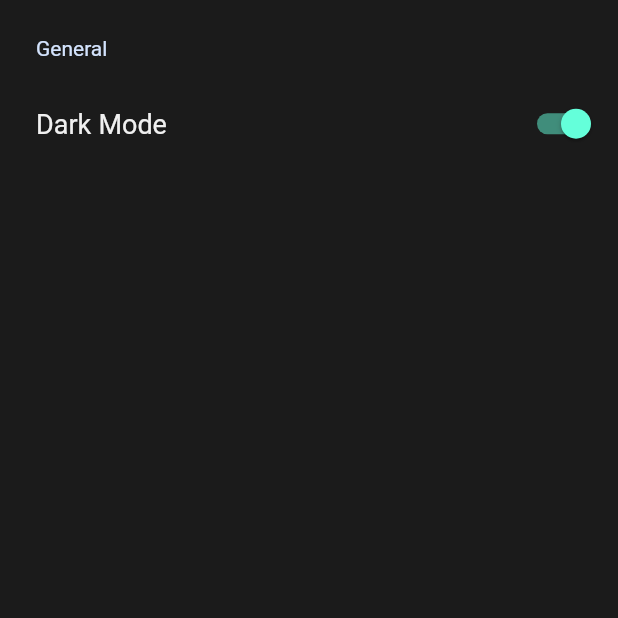
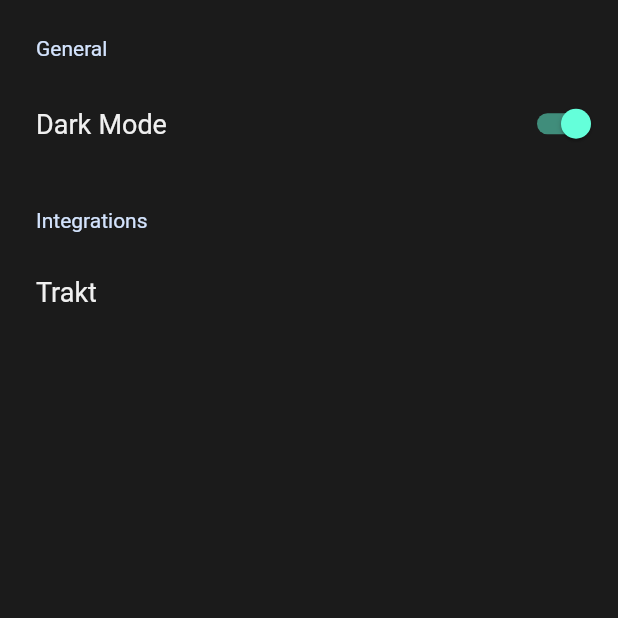
Before and after one commit to sommye-ctr/cinenexa, a Flutter app: the SettingsPage screen opened by its route, on a phone screen of 412 x 824 dp, the top half of it. Run offline on Flutter 3.47's test engine with Material 2 defaults, Android fonts, the phone set to English and light mode, and no system bars; drawn by our look-alikes of settings_ui; our stand-ins replace audio_video_progress_bar, awesome_dialog, badges, better_player, cached_network_image, carousel_slider and 11 more; missing offline and left inert: flutter_vlc_player, oauth2_client; accounts and stored records are empty; generated files the repository leaves out were written again; network calls fail.

Commit message:
Updated flutter

```diff
--- a/lib/components/details_more_details.dart
+++ b/lib/components/details_more_details.dart
@@ -147,7 +147,8 @@ class _DetailsMoreDetailsState extends State<DetailsMoreDetails>
       context,
       VideoPlayerPage.routeName,
       arguments: {
-        "url": "http://192.168.0.101:8080/video.mkv",
+        "url":
+            "http://commondatastorage.googleapis.com/gtv-videos-bucket/sample/TearsOfSteel.mp4",
         "movie": widget.detailsStore.movie,
         "tv": widget.detailsStore.tv,
         "episode": ep,
--- a/lib/components/vlc_controls.dart
+++ b/lib/components/vlc_controls.dart
@@ -122,7 +122,7 @@ class _VlcControlsState extends State<VlcControls> {
     return WillPopScope(
         onWillPop: _onBack,
         child: GestureDetector(
-            behavior: HitTestBehavior.translucent,
+            behavior: HitTestBehavior.opaque,
             onTap: () {
               playerStore.showControls
                   ? _hideControls()
@@ -364,9 +364,9 @@ class _VlcControlsState extends State<VlcControls> {
         children: [
           Column(
             children: [
-              Text("More Info", textAlign: TextAlign.center),
+              Text(Strings.moreInfo, textAlign: TextAlign.center),
               Text(
-                "Tap to see",
+                Strings.tapToSee,
                 textAlign: TextAlign.center,
                 style: TextStyle(
                   color: Colors.grey,
--- a/lib/resources/strings.dart
+++ b/lib/resources/strings.dart
@@ -95,6 +95,7 @@ class Strings {
   static const String playBackSpeed = "Playback Speed";
   static const String settings = "Settings";
   static const String none = "None";
+  static const String tapToSee = "Tap to see";
   static const playbackSpeeds = [
     "1x",
     "0.25x",
--- a/lib/screens/settings_page.dart
+++ b/lib/screens/settings_page.dart
@@ -29,6 +29,15 @@ class SettingsPage extends StatelessWidget {
             ),
           ],
         ),
+        SettingsSection(
+          title: Text("Integrations"),
+          tiles: [
+            SettingsTile.navigation(
+              title: Text("Trakt"),
+              onPressed: (context) {},
+            ),
+          ],
+        ),
       ],
     );
   }
--- a/lib/services/constants.dart
+++ b/lib/services/constants.dart
@@ -6,12 +6,19 @@ class Constants {
 
   static const String traktApi =
       "4cd822c6833df1369125d7c2f8266524993f460908af5381207e4c147059c3d4";
+  static const String openSubApi = "0fgcaUNKBiPRFgbWOPelMRF0kkfjDA7L";
   static String traktBase = "https://api.trakt.tv";
 
   static Map<String, String> traktRequestHeaders = {
     'Content-type': 'application/json',
     'trakt-api-key': '$traktApi',
     'trakt-api-version': "2",
+  };
+
+  static Map<String, String> openSubRequestHeaders = {
+    "Accept": "*/*",
+    "Api-Key": '$openSubApi',
+    "User-Agent": "Watrix",
   };
 
   static String posterSize = "/w300";
--- a/lib/services/network/trakt_repository.dart
+++ b/lib/services/network/trakt_repository.dart
@@ -23,7 +23,7 @@ class TraktRepository {
       : helper = OAuth2Helper(
           client,
           clientId: Constants.traktApi,
-          grantType: OAuth2Helper.AUTHORIZATION_CODE,
+          grantType: OAuth2Helper.authorizationCode,
           scopes: ['public'],
         );
 
--- a/pubspec.yaml
+++ b/pubspec.yaml
@@ -46,16 +46,17 @@ dependencies:
   provider: ^6.0.3
   carousel_slider: ^4.1.1
   youtube_player_flutter: ^8.1.0
-  oauth2_client: ^2.4.0
+  oauth2_client: ^3.0.0
   lottie: ^1.4.3
   focused_menu: ^1.0.5
   better_player: ^0.0.83
-  audio_video_progress_bar: ^0.10.0
+  audio_video_progress_bar: ^0.11.0
   awesome_dialog: ^3.0.2
   flutter_vlc_player: ^7.1.5
   settings_ui: ^2.0.2
   scrollable_positioned_list: ^0.3.4
   flutter_expandable_fab: ^1.5.2
+  flutter_swipe_detector: ^2.0.0
 
 
 dev_dependencies:
```
Also changed, not shown: pubspec.lock, 9 other files.
